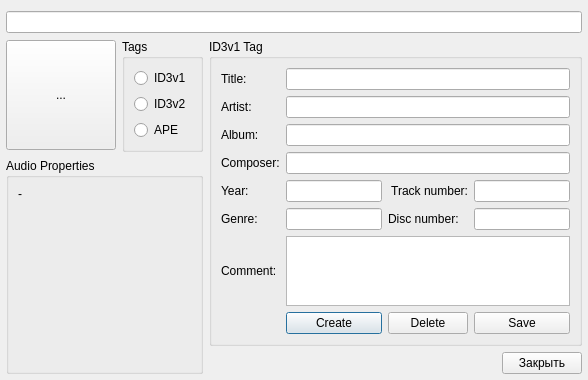
Qt form src/plugins/Input/mad/detailsdialog.ui (ksv1986/qmmp-staging) before a commit.
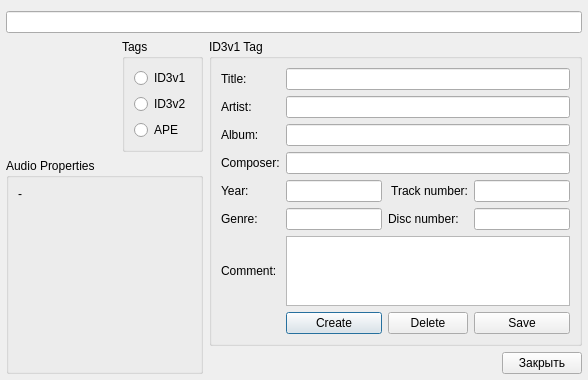
The same form after that commit. Icons and pictures are not drawn. Custom widgets are drawn as their Qt base class.

Commit message: added partial cover support

What changed in the file:
```diff
--- a/src/plugins/Input/mad/detailsdialog.ui
+++ b/src/plugins/Input/mad/detailsdialog.ui
@@ -26,38 +26,6 @@
    <item row="0" column="0" colspan="4">
     <widget class="QLineEdit" name="pathLineEdit"/>
    </item>
-   <item row="1" column="0">
-    <widget class="QToolButton" name="toolButton">
-     <property name="enabled">
-      <bool>true</bool>
-     </property>
-     <property name="minimumSize">
-      <size>
-       <width>110</width>
-       <height>110</height>
-      </size>
-     </property>
-     <property name="maximumSize">
-      <size>
-       <width>110</width>
-       <height>110</height>
-      </size>
-     </property>
-     <property name="text">
-      <string>...</string>
-     </property>
-     <property name="icon">
-      <iconset>
-       <normaloff>:/crematory.jpg</normaloff>:/crematory.jpg</iconset>
-     </property>
-     <property name="iconSize">
-      <size>
-       <width>100</width>
-       <height>100</height>
-      </size>
-     </property>
-    </widget>
-   </item>
    <item row="1" column="1">
     <widget class="QGroupBox" name="groupBox">
      <property name="title">
@@ -364,8 +332,38 @@
      </property>
     </widget>
    </item>
+   <item row="1" column="0">
+    <widget class="CoverWidget" name="coverWidget" native="true">
+     <property name="sizePolicy">
+      <sizepolicy hsizetype="Fixed" vsizetype="Fixed">
+       <horstretch>0</horstretch>
+       <verstretch>0</verstretch>
+      </sizepolicy>
+     </property>
+     <property name="minimumSize">
+      <size>
+       <width>110</width>
+       <height>110</height>
+      </size>
+     </property>
+     <property name="maximumSize">
+      <size>
+       <width>110</width>
+       <height>110</height>
+      </size>
+     </property>
+    </widget>
+   </item>
   </layout>
  </widget>
+ <customwidgets>
+  <customwidget>
+   <class>CoverWidget</class>
+   <extends>QWidget</extends>
+   <header>coverwidget.h</header>
+   <container>1</container>
+  </customwidget>
+ </customwidgets>
  <resources/>
  <connections>
   <connection>
```
Left out of the diff: 13 changed lines with no effect on the pictures. The commit also changes 5 other files.
